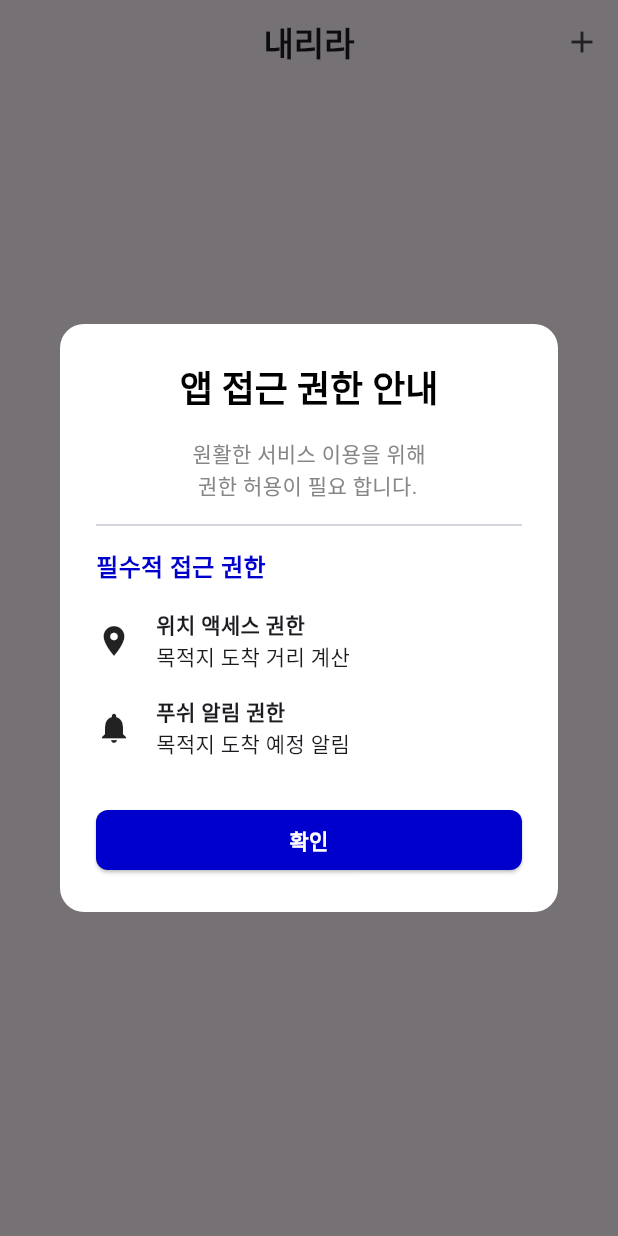
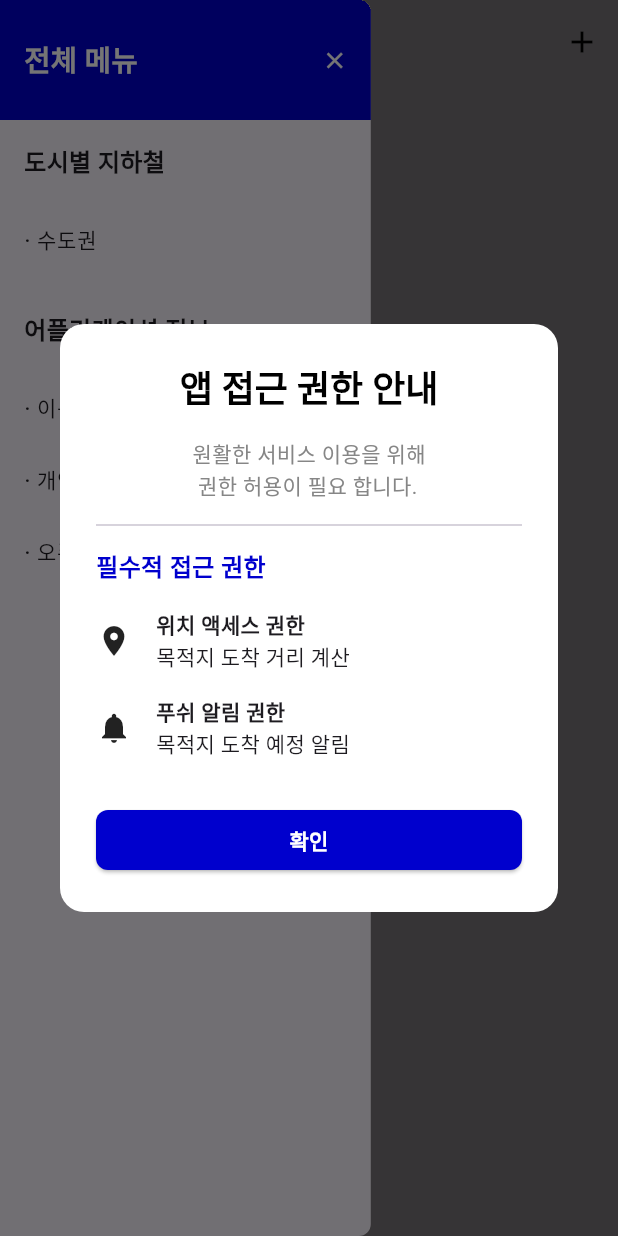
Before and after one commit to JEON-Sungsu/leave_subway, a Flutter app: the CapitalAreaMetroScreen widget shown alone on an empty page, opened directly, with the side drawer open (before the commit the screen has no drawer), on a phone screen of 412 x 824 dp. Run offline on Flutter 3.47's test engine with Material 3 defaults, Android fonts, the phone set to English and light mode, and no system bars; our stand-ins replace flutter_local_notifications, flutter_native_splash, flutter_riverpod, freezed_annotation, geolocator, lottie and 3 more; missing offline and left inert: app_settings; accounts and stored records are empty; project files that could hold a hidden picture were left out.

Commit message:
feat: DefaultLayout 설정

```diff
--- a/lib/capital_area_metro/presentation/capital_area_metro_screen.dart
+++ b/lib/capital_area_metro/presentation/capital_area_metro_screen.dart
@@ -6,6 +6,7 @@ import 'package:geolocator/geolocator.dart';
 import 'package:leave_subway/capital_area_metro/presentation/provider/capital_area_metro_screen_provider.dart';
 import 'package:leave_subway/common/const/color.dart';
 import 'package:leave_subway/common/model/destination_list_model.dart';
+import 'package:leave_subway/common/presentation/default_layout.dart';
 import 'package:leave_subway/core/permission/permission_manager.dart';
 import 'package:leave_subway/capital_area_metro/data/data_source/capital_area_metro_data_source.dart';
 import 'package:leave_subway/capital_area_metro/presentation/first_install/permission_alert.dart';
@@ -50,20 +51,13 @@ class _CapitalAreaMetroScreenState
   Widget build(BuildContext context) {
     final state = ref.watch(capitalAreaMetroScreenProvider);
 
-    return SafeArea(
-      child: Scaffold(
-        appBar: AppBar(
-          centerTitle: true,
-          title:
-              const Text('내리라', style: TextStyle(fontWeight: FontWeight.w700)),
-          actions: [
-            IconButton(
+    return DefaultLayout(
+      title: '내리라',
+      action: IconButton(
         onPressed: () {},
-              icon: const Icon(Icons.add),
+        icon: Icon(Icons.add),
       ),
-          ],
-        ),
-        body: FutureBuilder<CombinedPermissionStatus>(
+      child: FutureBuilder<CombinedPermissionStatus>(
         future: _permissionManager.setPermissionStatus(),
         builder: (context, snapshot) {
           if (!snapshot.hasData) {
@@ -90,12 +84,9 @@ class _CapitalAreaMetroScreenState
           }
 
           return Column(
-              children: [
-
-              ],
+            children: [],
           );
         },
-        ),
       ),
     );
   }
--- /dev/null
+++ b/lib/common/presentation/default_layout.dart
@@ -0,0 +1,169 @@
+import 'package:flutter/material.dart';
+import 'package:leave_subway/common/const/color.dart';
+
+class DefaultLayout extends StatelessWidget {
+  final String title;
+  final Widget child;
+  final bool? isNested;
+  final Widget? action;
+
+  const DefaultLayout({
+    super.key,
+    required this.title,
+    required this.child,
+    this.isNested = false,
+    this.action,
+  });
+
+  @override
+  Widget build(BuildContext context) {
+    return SafeArea(
+      child: Scaffold(
+        appBar: renderAppBar(),
+        body: child,
+        drawer: isNested! ? null : CustomDrawer(),
+      ),
+    );
+  }
+
+  AppBar? renderAppBar() {
+    return AppBar(
+      title: Text(
+        title,
+        style: const TextStyle(
+          fontSize: 24,
+          fontWeight: FontWeight.w700,
+        ),
+      ),
+      foregroundColor: Colors.black,
+      actions: [
+        if(action != null)
+          action!
+      ],
+    );
+  }
+}
+
+class CustomDrawer extends StatelessWidget {
+  const CustomDrawer({super.key});
+
+  @override
+  Widget build(BuildContext context) {
+    final subtitleStyle = TextStyle(
+      fontSize: 16,
+      fontWeight: FontWeight.w600,
+    );
+    return Drawer(
+      shape: RoundedRectangleBorder(
+        borderRadius: BorderRadius.only(
+          topRight: Radius.circular(8.0),
+          bottomRight: Radius.circular(8.0),
+        ),
+      ),
+      width: MediaQuery.of(context).size.width * 0.6,
+      child: Column(
+        crossAxisAlignment: CrossAxisAlignment.start,
+        children: [
+          Container(
+            padding: EdgeInsets.fromLTRB(16, 16, 0, 16),
+            decoration: BoxDecoration(
+              color: PRIMARY_COLOR,
+            ),
+            child: Row(
+              mainAxisAlignment: MainAxisAlignment.spaceBetween,
+              children: [
+                Text(
+                  '전체 메뉴',
+                  style: TextStyle(
+                    fontWeight: FontWeight.w700,
+                    fontSize: 19,
+                    color: Colors.white,
+                  ),
+                  textAlign: TextAlign.start,
+                ),
+                IconButton(
+                  onPressed: () {
+                    Navigator.pop(context);
+                  },
+                  icon: Icon(
+                    Icons.close,
+                    size: 18,
+                    color: Colors.white,
+                  ),
+                )
+              ],
+            ),
+          ),
+          Expanded(
+            child: Padding(
+              padding: const EdgeInsets.all(16),
+              child: ListView(
+                children: [
+                  Text(
+                    '도시별 지하철',
+                    style: subtitleStyle,
+                  ),
+                  SizedBox(height: 16),
+                  ListTile(
+                    dense: true,
+                    contentPadding: EdgeInsets.symmetric(vertical: 0),
+                    title: Text(
+                      '· 수도권',
+                      style: subtitleStyle.copyWith(
+                          fontSize: 14, fontWeight: FontWeight.w500),
+                    ),
+                    onTap: () {
+                      Navigator.pop(context);
+                    },
+                  ),
+                  SizedBox(height: 24),
+                  Text(
+                    '어플리케이션 정보',
+                    style: subtitleStyle,
+                  ),
+                  SizedBox(height: 16),
+                  ListTile(
+                    dense: true,
+                    contentPadding: EdgeInsets.symmetric(vertical: 0),
+                    title: Text(
+                      '· 이용 가이드',
+                      style: subtitleStyle.copyWith(
+                          fontSize: 14, fontWeight: FontWeight.w500),
+                    ),
+                    onTap: () {
+                      Navigator.pop(context);
+                    },
+                  ),
+                  ListTile(
+                    dense: true,
+                    contentPadding: EdgeInsets.symmetric(vertical: 0),
+                    title: Text(
+                      '· 개인정보 처리 방침',
+                      style: subtitleStyle.copyWith(
+                          fontSize: 14, fontWeight: FontWeight.w500),
+                    ),
+                    onTap: () {
+                      Navigator.pop(context);
+                    },
+                  ),
+                  ListTile(
+                    dense: true,
+                    contentPadding: EdgeInsets.symmetric(vertical: 0),
+                    title: Text(
+                      '· 오픈소스 라이센스',
+                      style: subtitleStyle.copyWith(
+                          fontSize: 14, fontWeight: FontWeight.w500),
+                    ),
+                    onTap: () {
+                      Navigator.pop(context);
+                    },
+                  ),
+                ],
+              ),
+            ),
+          ),
+        ],
+      ),
+    );
+  }
+}
```
Lines whose indentation alone changed are shown as unchanged.
